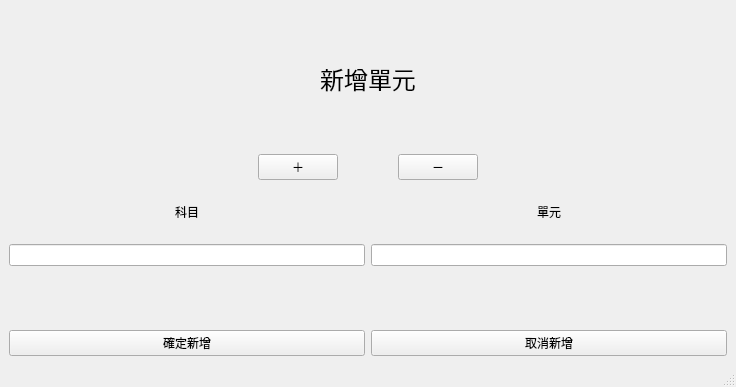
Old version of the form view/UI/Add_Unit_UI.ui in the repository allen880612/Question-Database-System.
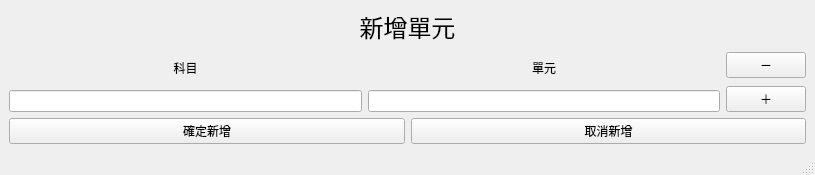
New version of the form.

Commit message: QDS Ver 0.3.4 Fix Add Unit View

Patch:
```diff
--- a/view/UI/Add_Unit_UI.ui
+++ b/view/UI/Add_Unit_UI.ui
@@ -6,8 +6,8 @@
    <rect>
     <x>0</x>
     <y>0</y>
-    <width>736</width>
-    <height>387</height>
+    <width>815</width>
+    <height>175</height>
    </rect>
   </property>
   <property name="windowTitle">
@@ -20,66 +20,18 @@
       <property name="sizeConstraint">
        <enum>QLayout::SetDefaultConstraint</enum>
       </property>
-      <item row="2" column="0">
+      <item row="3" column="0">
        <layout class="QHBoxLayout" name="horizontalLayout_3">
         <item>
-         <spacer name="horizontalSpacer_2">
-          <property name="orientation">
-           <enum>Qt::Horizontal</enum>
-          </property>
-          <property name="sizeHint" stdset="0">
-           <size>
-            <width>40</width>
-            <height>20</height>
-           </size>
-          </property>
-         </spacer>
-        </item>
-        <item>
-         <widget class="QPushButton" name="button_add_level">
-          <property name="text">
-           <string>＋</string>
-          </property>
-         </widget>
-        </item>
-        <item>
-         <widget class="QLabel" name="label">
-          <property name="text">
-           <string>　　　　</string>
-          </property>
-         </widget>
-        </item>
-        <item>
-         <widget class="QPushButton" name="button_delete_level">
-          <property name="text">
-           <string>－</string>
-          </property>
-         </widget>
-        </item>
-        <item>
-         <spacer name="horizontalSpacer">
-          <property name="orientation">
-           <enum>Qt::Horizontal</enum>
-          </property>
-          <property name="sizeHint" stdset="0">
-           <size>
-            <width>40</width>
-            <height>20</height>
-           </size>
-          </property>
-         </spacer>
-        </item>
-       </layout>
-      </item>
-      <item row="3" column="0">
-       <layout class="QGridLayout" name="gridLayout_2">
-        <item row="2" column="0">
-         <widget class="QLineEdit" name="textBox_lv1"/>
-        </item>
-        <item row="2" column="2">
-         <widget class="QLineEdit" name="textBox_lv2"/>
-        </item>
-        <item row="1" column="0">
+         <layout class="QGridLayout" name="gridLayout_3">
+          <item row="2" column="1">
+           <widget class="QLineEdit" name="textBox_lv2">
+            <property name="alignment">
+             <set>Qt::AlignCenter</set>
+            </property>
+           </widget>
+          </item>
+          <item row="0" column="0">
          <widget class="QLabel" name="label_lv1">
           <property name="text">
            <string>科目</string>
@@ -89,7 +41,14 @@
           </property>
          </widget>
         </item>
-        <item row="1" column="2">
+          <item row="2" column="0">
+           <widget class="QLineEdit" name="textBox_lv1">
+            <property name="alignment">
+             <set>Qt::AlignCenter</set>
+            </property>
+           </widget>
+          </item>
+          <item row="0" column="1">
          <widget class="QLabel" name="label_lv2">
           <property name="text">
            <string>單元</string>
@@ -99,12 +58,51 @@
           </property>
          </widget>
         </item>
-        <item row="3" column="0">
-         <widget class="QLabel" name="label_2">
+         </layout>
+        </item>
+        <item>
+         <layout class="QVBoxLayout" name="verticalLayout_3">
+          <item>
+           <spacer name="verticalSpacer_2">
+            <property name="orientation">
+             <enum>Qt::Vertical</enum>
+            </property>
+            <property name="sizeHint" stdset="0">
+             <size>
+              <width>20</width>
+              <height>40</height>
+             </size>
+            </property>
+           </spacer>
+          </item>
+          <item>
+           <widget class="QPushButton" name="button_delete_level">
           <property name="text">
-           <string/>
-          </property>
-         </widget>
+             <string>－</string>
+            </property>
+           </widget>
+          </item>
+          <item>
+           <spacer name="verticalSpacer">
+            <property name="orientation">
+             <enum>Qt::Vertical</enum>
+            </property>
+            <property name="sizeHint" stdset="0">
+             <size>
+              <width>20</width>
+              <height>40</height>
+             </size>
+            </property>
+           </spacer>
+          </item>
+          <item>
+           <widget class="QPushButton" name="button_add_level">
+            <property name="text">
+             <string>＋</string>
+            </property>
+           </widget>
+          </item>
+         </layout>
         </item>
        </layout>
       </item>
```
Lines whose indentation alone changed are shown as unchanged. The commit also changes 3 other files.
